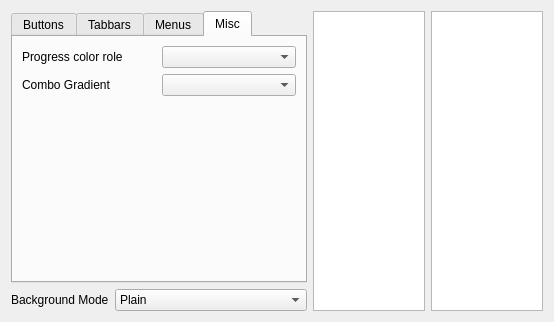
Above: config/config.ui from deiv/bespin-pkg before the change. Below: the same form after it.
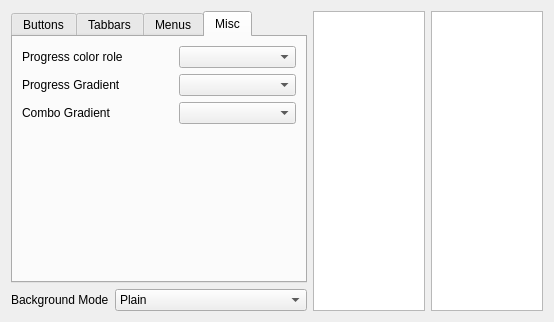
That is the form after the change. The open tabs and pages were chosen to show the change.

Commit message: fixed frames, toolbox tabs, config dialog

```diff
--- a/config/config.ui
+++ b/config/config.ui
@@ -300,24 +300,34 @@
         <widget class="QComboBox" name="crProgressBar" />
        </item>
        <item row="1" column="0" >
+        <widget class="QLabel" name="label_13" >
+         <property name="text" >
+          <string>Progress Gradient</string>
+         </property>
+        </widget>
+       </item>
+       <item row="1" column="1" >
+        <widget class="QComboBox" name="gradProgress" />
+       </item>
+       <item row="2" column="0" >
         <widget class="QLabel" name="label_12" >
          <property name="text" >
           <string>Combo Gradient</string>
          </property>
         </widget>
        </item>
-       <item row="1" column="1" >
+       <item row="2" column="1" >
         <widget class="QComboBox" name="gradChoose" />
        </item>
-       <item row="2" column="0" >
+       <item row="3" column="0" >
         <spacer>
          <property name="orientation" >
           <enum>Qt::Vertical</enum>
          </property>
          <property name="sizeHint" >
           <size>
-           <width>20</width>
-           <height>40</height>
+           <width>151</width>
+           <height>81</height>
           </size>
          </property>
         </spacer>
```
Left out of the diff: 2 changed lines with no effect on the pictures. The commit also changes 16 other files.
